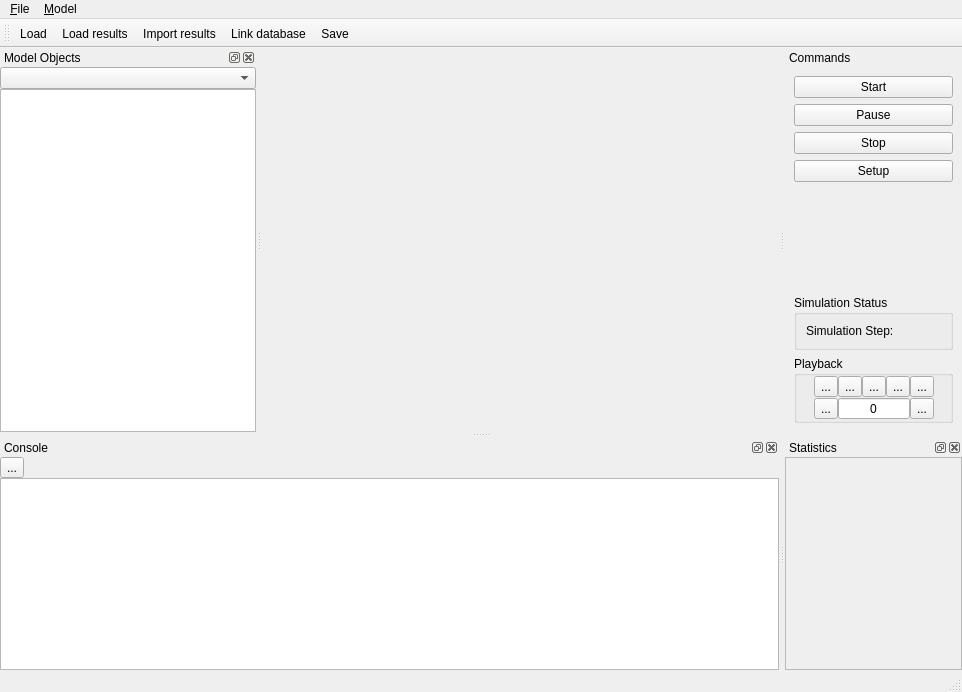
Old version of the form qtgui/mainwindow.ui in the repository frabas/DISPLACE_GUI.
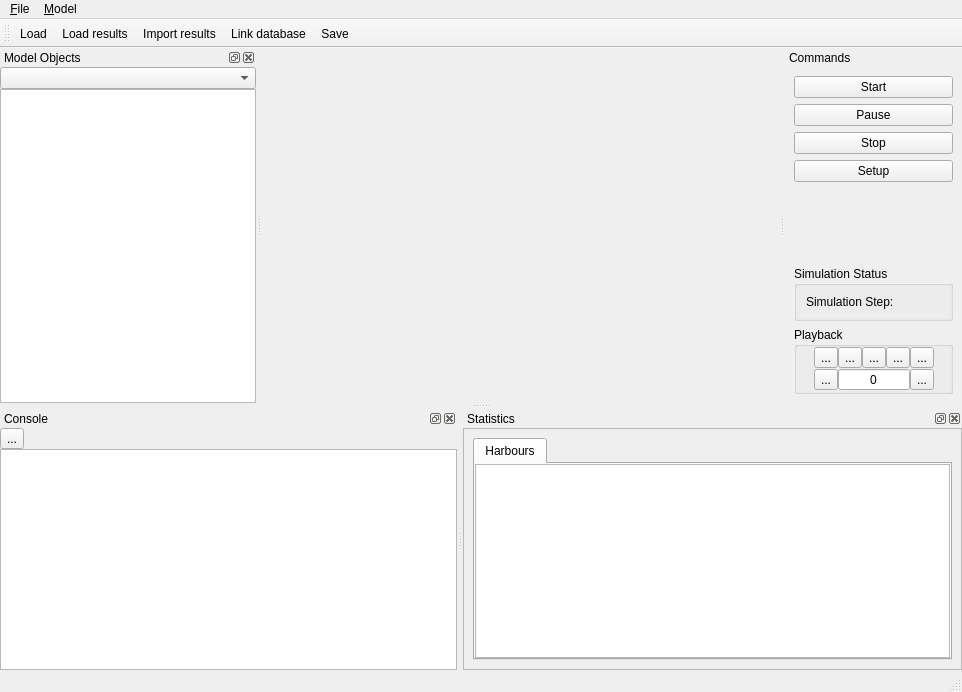
New version of the form. Icons and pictures are not drawn. Custom widgets are drawn as their Qt base class.

Commit message: Gui: Stats windows added

What changed in the file:
```diff
--- a/qtgui/mainwindow.ui
+++ b/qtgui/mainwindow.ui
@@ -197,7 +197,44 @@
        <property name="frameShadow">
         <enum>QFrame::Raised</enum>
        </property>
-       <layout class="QVBoxLayout" name="verticalLayout_6"/>
+       <layout class="QVBoxLayout" name="verticalLayout_6">
+        <item>
+         <widget class="QTabWidget" name="statsTab">
+          <property name="currentIndex">
+           <number>0</number>
+          </property>
+          <widget class="QWidget" name="tabStatsHarbours">
+           <attribute name="icon">
+            <iconset resource="qtgui.qrc">
+             <normaloff>:/icons/harbour.png</normaloff>:/icons/harbour.png</iconset>
+           </attribute>
+           <attribute name="title">
+            <string>Harbours</string>
+           </attribute>
+           <layout class="QVBoxLayout" name="verticalLayout_7">
+            <property name="spacing">
+             <number>0</number>
+            </property>
+            <property name="leftMargin">
+             <number>0</number>
+            </property>
+            <property name="topMargin">
+             <number>0</number>
+            </property>
+            <property name="rightMargin">
+             <number>0</number>
+            </property>
+            <property name="bottomMargin">
+             <number>0</number>
+            </property>
+            <item>
+             <widget class="QTableView" name="statsTableHarbours"/>
+            </item>
+           </layout>
+          </widget>
+         </widget>
+        </item>
+       </layout>
       </widget>
      </item>
     </layout>
```
